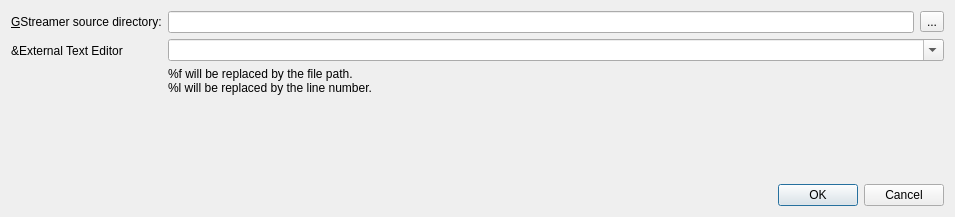
The window that preferences.ui (task-jp/gstreamer-log-viewer) describes before a commit, drawn with Qt 5.
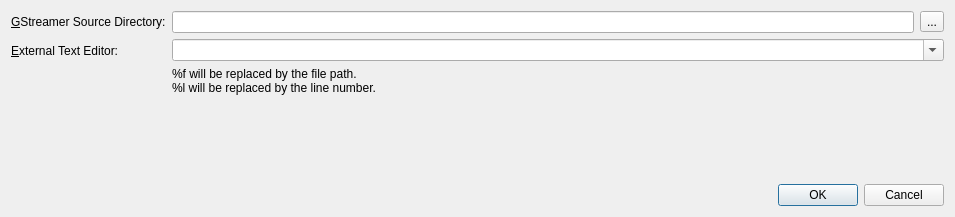
The same window after the commit.

Commit message: Fix ui label in Preferences

What changed in the file:
```diff
--- a/preferences.ui
+++ b/preferences.ui
@@ -19,7 +19,7 @@
      <item row="0" column="0">
       <widget class="QLabel" name="label">
        <property name="text">
-        <string>&amp;GStreamer source directory:</string>
+        <string>&amp;GStreamer Source Directory:</string>
        </property>
        <property name="buddy">
         <cstring>gstreamerSourceDirectoryButton</cstring>
@@ -43,7 +43,10 @@
      <item row="1" column="0">
       <widget class="QLabel" name="externalTextEditorLabel">
        <property name="text">
-        <string>&amp;External Text Editor</string>
+        <string>&amp;External Text Editor:</string>
+       </property>
+       <property name="buddy">
+        <cstring>externalTextEditor</cstring>
        </property>
       </widget>
      </item>
```
